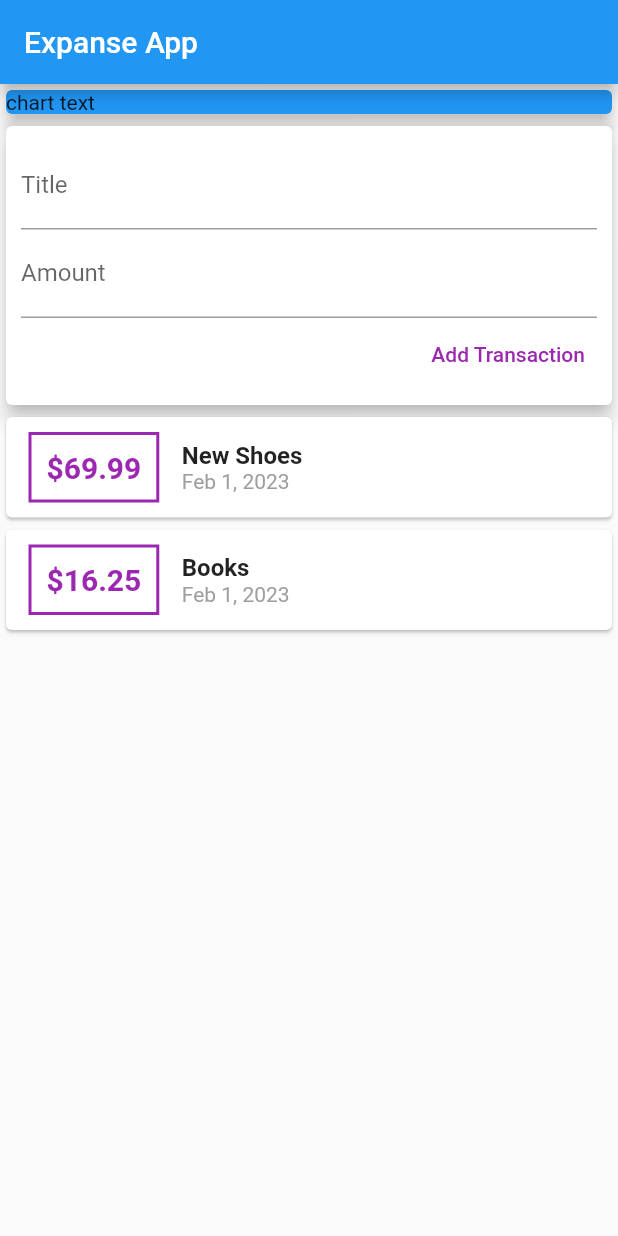
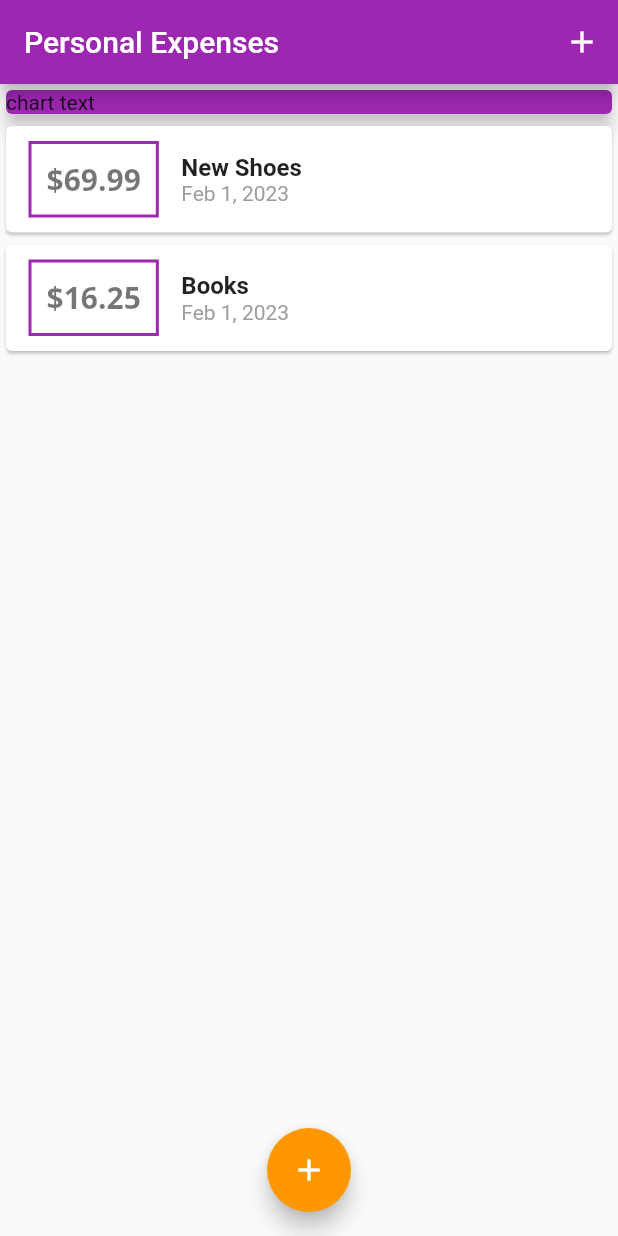
Before and after one commit to baralisachin10/Expanse_Planner, a Flutter app: the screen it shows after launch, on a phone screen of 412 x 824 dp. Run offline on Flutter 3.47's test engine with Material 2 defaults, Android fonts, the phone set to English and light mode, and no system bars; our stand-ins replace google_fonts.

Commit message:
expanse_planner

```diff
--- a/lib/main.dart
+++ b/lib/main.dart
@@ -1,6 +1,6 @@
 import 'package:flutter/material.dart';
-import 'package:intl/intl.dart';
-import './transaction.dart';
+import './screens/myHomaPage.dart';
+import 'package:google_fonts/google_fonts.dart';
 
 void main() => runApp(const MyApp());
 
@@ -10,103 +10,21 @@ class MyApp extends StatelessWidget {
   @override
   Widget build(BuildContext context) {
     return MaterialApp(
+      title: 'Personal Expenses',
+      debugShowCheckedModeBanner: false,
       home: MyHomePage(),
+      theme: ThemeData(
+        primarySwatch: Colors.purple,
+        colorScheme: ColorScheme.fromSwatch(primarySwatch: Colors.purple)
+            .copyWith(secondary: Colors.orange),
+        textTheme: TextTheme(
+          displayLarge: GoogleFonts.openSans(
+              fontSize: 20,
+              fontWeight: FontWeight.bold,
+        ),
+        // ignore: deprecated_member_use
+      ),
+    )
     );
   }
 }
-
-class MyHomePage extends StatelessWidget {
-  final List<Transaction> transactions = [
-    Transaction(
-        id: 't1', title: 'New Shoes', amount: 69.99, date: DateTime.now()),
-    Transaction(id: 't2', title: 'Books', amount: 16.25, date: DateTime.now())
-  ];
-  MyHomePage({super.key});
-
-  @override
-  Widget build(BuildContext context) {
-    return Scaffold(
-      appBar: AppBar(title: Text("Expanse App")),
-      body: Column(
-          // mainAxisAlignment: MainAxisAlignment.spaceAround,
-          crossAxisAlignment: CrossAxisAlignment.stretch,
-          children: [
-            Container(
-              width: double.infinity,
-              child: Card(
-                color: Colors.blue,
-                elevation: 5,
-                child: Text('chart text'),
-              ),
-            ),
-            Card(
-                elevation: 5,
-                child: Container(
-                  padding: EdgeInsets.all(10),
-                  child: Column(
-                    crossAxisAlignment: CrossAxisAlignment.end,
-                    children: [
-                      TextField(
-                          decoration: InputDecoration(labelText: 'Title')),
-                      TextField(
-                          decoration: InputDecoration(labelText: 'Amount')),
-                      TextButton(
-                        onPressed: () {},
-                        child: Text('Add Transaction'),
-                        // style: TextButton.styleFrom(
-                        //   textStyle: TextStyle(color: Colors.purple),
-                        style: ButtonStyle(
-                          foregroundColor:
-                              MaterialStateProperty.all<Color>(Colors.purple),
-                        ),
-                      )
-                    ],
-                  ),
-                )),
-            Column(
-              children: [
-                ...transactions.map((tx) {
-                  return Card(
-                    child: Row(
-                      children: [
-                        Container(
-                            margin: const EdgeInsets.symmetric(
-                                vertical: 10, horizontal: 15),
-                            padding: const EdgeInsets.all(10),
-                            child: Text(
-                              "\$${tx.amount}",
-                              style: TextStyle(
-                                  fontWeight: FontWeight.bold,
-                                  fontSize: 20,
-                                  color: Colors.purple),
-                            ),
-                            decoration: BoxDecoration(
-                              border: Border.all(
-                                color: Colors.purple,
-                                width: 2,
-                              ),
-                            )),
-                        Column(
-                          crossAxisAlignment: CrossAxisAlignment.start,
-                          children: [
-                            Text(
-                              tx.title,
-                              style: TextStyle(
-                                  fontWeight: FontWeight.bold, fontSize: 16),
-                            ),
-                            Text(
-                              DateFormat.yMMMd().format(tx.date),
-                              style: TextStyle(color: Colors.grey),
-                            ),
-                          ],
-                        ),
-                      ],
-                    ),
-                  );
-                }).toList(),
-              ],
-            ),
-          ]),
-    );
-  }
-}
--- /dev/null
+++ b/lib/screens/myHomaPage.dart
@@ -0,0 +1,76 @@
+import 'package:flutter/material.dart';
+import '../widgets/new_transactions.dart';
+import '../widgets/transactions_list.dart';
+import '../models/transaction.dart';
+
+class MyHomePage extends StatefulWidget {
+  MyHomePage({super.key});
+
+  @override
+  State<MyHomePage> createState() => _MyHomePageState();
+}
+
+class _MyHomePageState extends State<MyHomePage> {
+  final textController = TextEditingController();
+  final amountController = TextEditingController();
+
+  final List<Transaction> _userTransaction = [
+    Transaction(
+        id: 't1', title: 'New Shoes', amount: 69.99, date: DateTime.now()),
+    Transaction(id: 't2', title: 'Books', amount: 16.25, date: DateTime.now())
+  ];
+
+  void _addNewTransaction(String txTitle, double txAmount) {
+    final newTx = Transaction(
+        title: txTitle,
+        amount: txAmount,
+        date: DateTime.now(),
+        id: DateTime.now().toString());
+
+    setState(() {
+      _userTransaction.add(newTx);
+    });
+  }
+
+  void _startAddNewTransaction(BuildContext ctx) {
+    showModalBottomSheet(
+        context: ctx,
+        builder: (ctx) {
+          return NewTransaction(_addNewTransaction);
+        });
+  }
+
+  @override
+  Widget build(BuildContext context) {
+    return Scaffold(
+      appBar: AppBar(
+        title: const Text("Personal Expenses"),
+        actions: [
+          IconButton(
+              onPressed: () => _startAddNewTransaction(context),
+              icon: Icon(Icons.add))
+        ],
+      ),
+      body: SingleChildScrollView(
+        child: Column(
+            // mainAxisAlignment: MainAxisAlignment.spaceAround,
+            crossAxisAlignment: CrossAxisAlignment.stretch,
+            children: [
+              SizedBox(
+                width: double.infinity,
+                child: Card(
+                  color: Theme.of(context).primaryColor,
+                  elevation: 5,
+                  child: Text('chart text'),
+                ),
+              ),
+              TransactionList(_userTransaction),
+            ]),
+      ),
+      floatingActionButtonLocation: FloatingActionButtonLocation.centerFloat,
+      floatingActionButton: FloatingActionButton(
+          onPressed: () => _startAddNewTransaction(context),
+          child: Icon(Icons.add)),
+    );
+  }
+}
--- /dev/null
+++ b/lib/widgets/transactions_list.dart
@@ -0,0 +1,56 @@
+import 'package:flutter/material.dart';
+import 'package:google_fonts/google_fonts.dart';
+import '../models/transaction.dart';
+import 'package:intl/intl.dart';
+
+class TransactionList extends StatelessWidget {
+  final List<Transaction> transactions;
+
+  const TransactionList(this.transactions, {super.key});
+
+  @override
+  Widget build(BuildContext context) {
+    return SizedBox(
+      height: 400,
+      child: ListView.builder(
+        itemBuilder: (context, index) {
+          return Card(
+            child: Row(
+              children: [
+                Container(
+                    margin: const EdgeInsets.symmetric(
+                        vertical: 10, horizontal: 15),
+                    padding: const EdgeInsets.all(10),
+                    decoration: BoxDecoration(
+                      border: Border.all(
+                        color: Theme.of(context).primaryColor,
+                        width: 2,
+                      ),
+                    ),
+                    child: Text(
+                      "\$${transactions[index].amount.toStringAsFixed(2)}",
+                      style: Theme.of(context).textTheme.displayLarge,
+                    )),
+                Column(
+                  crossAxisAlignment: CrossAxisAlignment.start,
+                  children: [
+                    Text(
+                      transactions[index].title,
+                      style: const TextStyle(
+                          fontWeight: FontWeight.bold, fontSize: 16),
+                    ),
+                    Text(
+                      DateFormat.yMMMd().format(transactions[index].date),
+                      style: const TextStyle(color: Colors.grey),
+                    ),
+                  ],
+                ),
+              ],
+            ),
+          );
+        },
+        itemCount: transactions.length,
+      ),
+    );
+  }
+}
--- a/pubspec.yaml
+++ b/pubspec.yaml
@@ -37,6 +37,7 @@ dependencies:
   # Use with the CupertinoIcons class for iOS style icons.
   cupertino_icons: ^1.0.2
   intl: ^0.18.0
+  google_fonts: ^4.0.1
 
 dev_dependencies:
   flutter_test:
```
Also changed, not shown: lib/widgets/new_transactions.dart (added, +64 -0 lines), lib/models/transaction.dart (renamed from lib/transaction.dart), pubspec.lock.
